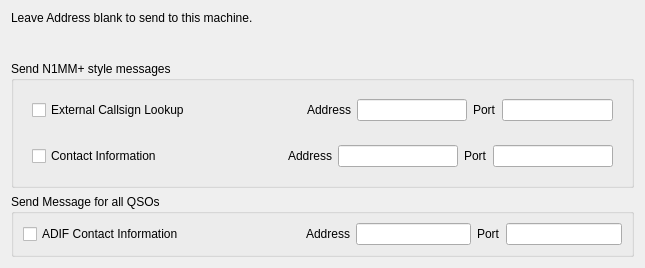
This is mqt/MqtLogger/n1mmbroadcastconfig.ui in Rsclub22/Minos2-Mirror as Qt 5 draws it before an edit. The edited form follows.
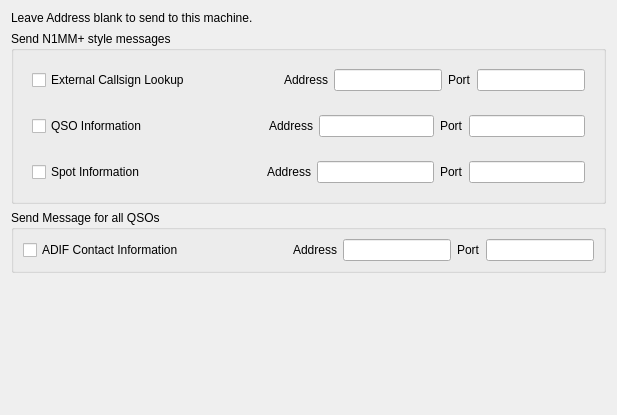
This is the edited form.

Commit message: Attempt to emulate N1MM+ UDP broadcast of spots etc

What changed in the file:
```diff
--- a/mqt/MqtLogger/n1mmbroadcastconfig.ui
+++ b/mqt/MqtLogger/n1mmbroadcastconfig.ui
@@ -6,8 +6,8 @@
    <rect>
     <x>0</x>
     <y>0</y>
-    <width>645</width>
-    <height>268</height>
+    <width>617</width>
+    <height>415</height>
    </rect>
   </property>
   <property name="windowTitle">
@@ -21,19 +21,6 @@
      </property>
     </widget>
    </item>
-   <item>
-    <spacer name="verticalSpacer">
-     <property name="orientation">
-      <enum>Qt::Vertical</enum>
-     </property>
-     <property name="sizeHint" stdset="0">
-      <size>
-       <width>20</width>
-       <height>40</height>
-      </size>
-     </property>
-    </spacer>
-   </item>
    <item>
     <widget class="QGroupBox" name="groupBox">
      <property name="title">
@@ -92,7 +79,7 @@
          <item>
           <widget class="QCheckBox" name="contactsSelect">
            <property name="text">
-            <string>Contact Information</string>
+            <string>QSO Information</string>
            </property>
           </widget>
          </item>
@@ -132,6 +119,58 @@
         </layout>
        </widget>
       </item>
+      <item>
+       <widget class="QFrame" name="SpotsFrame">
+        <property name="frameShape">
+         <enum>QFrame::NoFrame</enum>
+        </property>
+        <property name="frameShadow">
+         <enum>QFrame::Plain</enum>
+        </property>
+        <layout class="QHBoxLayout" name="horizontalLayout">
+         <item>
+          <widget class="QCheckBox" name="spotsSelect">
+           <property name="text">
+            <string>Spot Information</string>
+           </property>
+          </widget>
+         </item>
+         <item>
+          <spacer name="horizontalSpacer_3">
+           <property name="orientation">
+            <enum>Qt::Horizontal</enum>
+           </property>
+           <property name="sizeHint" stdset="0">
+            <size>
+             <width>95</width>
+             <height>20</height>
+            </size>
+           </property>
+          </spacer>
+         </item>
+         <item>
+          <widget class="QLabel" name="label_3">
+           <property name="text">
+            <string>Address</string>
+           </property>
+          </widget>
+         </item>
+         <item>
+          <widget class="QLineEdit" name="spotsAddr"/>
+         </item>
+         <item>
+          <widget class="QLabel" name="label_7">
+           <property name="text">
+            <string>Port</string>
+           </property>
+          </widget>
+         </item>
+         <item>
+          <widget class="QLineEdit" name="spotsPort"/>
+         </item>
+        </layout>
+       </widget>
+      </item>
      </layout>
     </widget>
    </item>
@@ -184,6 +223,19 @@
      </layout>
     </widget>
    </item>
+   <item>
+    <spacer name="verticalSpacer">
+     <property name="orientation">
+      <enum>Qt::Vertical</enum>
+     </property>
+     <property name="sizeHint" stdset="0">
+      <size>
+       <width>20</width>
+       <height>40</height>
+      </size>
+     </property>
+    </spacer>
+   </item>
   </layout>
  </widget>
  <resources/>
```
The commit also changes 14 other files.
